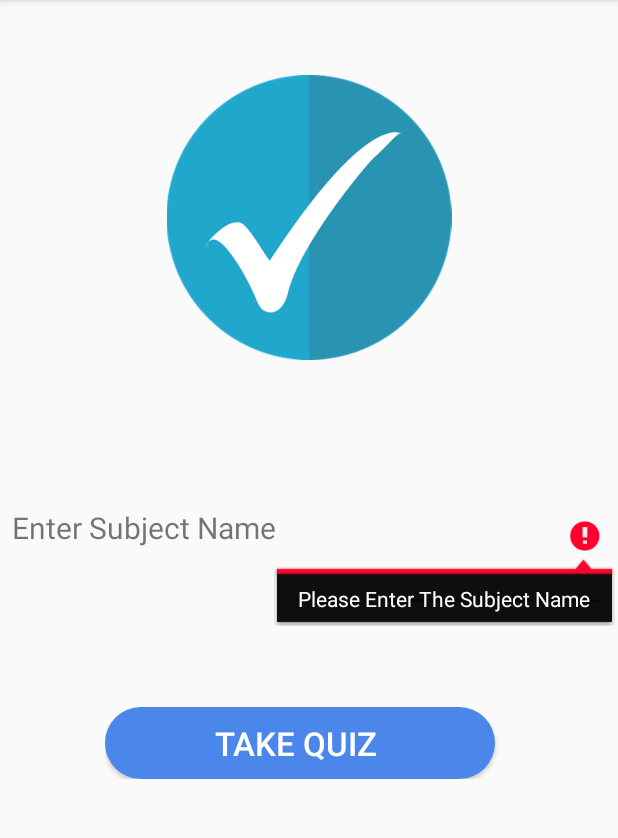
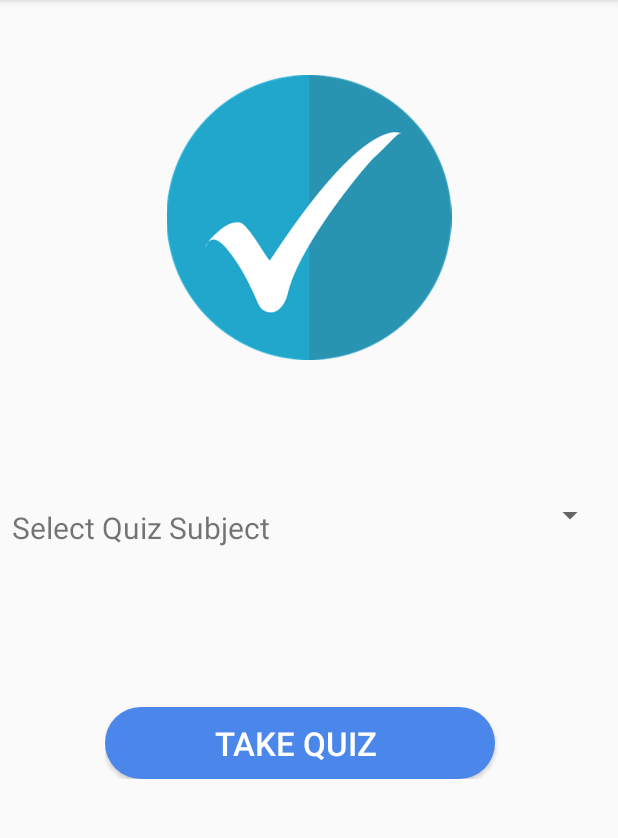
Before and after one commit to izza-tech/SmartClassroomUsingQR_code, an Android app: the SelectQuizSubject screen opened directly, with no data from a screen before it, after a tap on "TAKE QUIZ", on a phone screen of 412 x 824 dp, the part 84-922 px from its top. Run offline under Robolectric (Android 15) with nearby library versions, the phone set to English and light mode, and no system bars; our stand-ins replace Firebase (no records; nobody signed in at launch, a user with empty details on screens opened directly); 3 statements that could not run were skipped.

Commit message:
done all quiz part

```diff
--- a/app/src/main/AndroidManifest.xml
+++ b/app/src/main/AndroidManifest.xml
@@ -20,7 +20,10 @@
         <activity android:name=".SelectSubjectForResult" />
         <activity android:name=".QuizResult" />
         <activity android:name=".PerformQuiz" />
-        <activity android:name=".SelectQuizSubject" />
+        <activity android:name=".SelectQuizSubject">
+
+        </activity>
+
         <activity android:name=".GenerateMcqs" />
         <activity android:name=".CreateQuiz" />
         <activity android:name=".ViewNotifications" />
--- a/app/src/main/java/com/example/smartclassroomusingqr_code/QuizResult.java
+++ b/app/src/main/java/com/example/smartclassroomusingqr_code/QuizResult.java
@@ -42,7 +42,7 @@ public class QuizResult extends AppCompatActivity {
         final String currentuser = FirebaseAuth.getInstance().getCurrentUser().getUid();
         final String uemail = FirebaseAuth.getInstance().getCurrentUser().getEmail();
         if(currentuser!=null){
-            dref.child( "Student_Profiles" ).child( currentuser ).addValueEventListener( new ValueEventListener() {
+            dref.child( "Student_Profiles" ).child( currentuser ).addListenerForSingleValueEvent( new ValueEventListener() {
                 @Override
                 public void onDataChange(@NonNull DataSnapshot dataSnapshot) {
                 profiledata data = dataSnapshot.getValue(profiledata.class);
@@ -68,9 +68,11 @@ public class QuizResult extends AppCompatActivity {
             Toast.makeText( getApplicationContext() ,"Please complete profile before performing Quiz!" ,Toast.LENGTH_LONG).show();
 
         }
+
         questions.setText( totals );
         correctAns.setText( correct );
         wrongAns.setText( wrong );
+
         btnopen.setOnClickListener( new View.OnClickListener() {
             @Override
             public void onClick(View view) {
--- a/app/src/main/java/com/example/smartclassroomusingqr_code/SelectQuizSubject.java
+++ b/app/src/main/java/com/example/smartclassroomusingqr_code/SelectQuizSubject.java
@@ -4,22 +4,36 @@ import androidx.annotation.NonNull;
 import androidx.appcompat.app.AppCompatActivity;
 
 import android.content.Intent;
+import android.graphics.Color;
 import android.os.Bundle;
 import android.view.View;
+import android.widget.AdapterView;
+import android.widget.ArrayAdapter;
 import android.widget.Button;
 import android.widget.EditText;
 import android.widget.Spinner;
+import android.widget.SpinnerAdapter;
+import android.widget.TextView;
 import android.widget.Toast;
 
+import com.google.android.gms.vision.L;
+import com.google.firebase.auth.FirebaseAuth;
 import com.google.firebase.database.DataSnapshot;
 import com.google.firebase.database.DatabaseError;
 import com.google.firebase.database.DatabaseReference;
 import com.google.firebase.database.FirebaseDatabase;
 import com.google.firebase.database.ValueEventListener;
 
+import java.util.ArrayList;
+import java.util.List;
+
 public class SelectQuizSubject extends AppCompatActivity {
-    EditText txtSub;
+    Spinner txtSub;
     Button btnTakeQuiz;
+    ValueEventListener listener;
+    ArrayAdapter<String> adapter;
+    ArrayList<String> QuizSubject;
+
     DatabaseReference dref= FirebaseDatabase.getInstance().getReference();
 
     @Override
@@ -27,52 +41,73 @@ public class SelectQuizSubject extends AppCompatActivity {
         super.onCreate( savedInstanceState );
         setContentView( R.layout.activity_select_quiz_subject );
 
-        txtSub = (EditText) findViewById( R.id.txtSubject );
+
         btnTakeQuiz=(Button)findViewById( R.id.btntakequiz );
+        txtSub=(Spinner) findViewById(R.id.txtSubject);
 
+        QuizSubject = new ArrayList<>();
+        adapter = new ArrayAdapter<>(this,android.R.layout.simple_spinner_dropdown_item,QuizSubject);
+        txtSub.setAdapter(adapter );
 
-//        dref.child( "QuizInfo" ).addValueEventListener( new ValueEventListener() {
+//        txtSub.setOnItemSelectedListener( new AdapterView.OnItemSelectedListener() {
 //            @Override
-//            public void onDataChange(@NonNull DataSnapshot dataSnapshot) {
-//                if(dataSnapshot.exists()){
+//            public void onItemSelected(AdapterView<?> parent, View view, int position, long id) {
+//                if (parent.getItemAtPosition( position ).equals( "ABC" ))
+//                {
 //
+//                }
+//                else {
+//                    String item = parent.getItemAtPosition( position ).toString();
+//                    Toast.makeText( SelectQuizSubject.this, "item"+item, Toast.LENGTH_SHORT ).show();
 //                }
 //            }
 //
 //            @Override
-//            public void onCancelled(@NonNull DatabaseError databaseError) {
+//            public void onNothingSelected(AdapterView<?> parent) {
 //
 //            }
 //        } );
+        retrivedata();
+
+
+
+
         btnTakeQuiz.setOnClickListener( new View.OnClickListener() {
             @Override
             public void onClick(View view) {
+                final String currentuser = FirebaseAuth.getInstance().getCurrentUser().getUid();
+                final String subject = txtSub.getSelectedItem().toString();
+                dref.child("QuizResult").child( subject ).child(currentuser).addListenerForSingleValueEvent( new ValueEventListener() {
+                    @Override
+                    public void onDataChange(@NonNull DataSnapshot dataSnapshot) {
+                    if(dataSnapshot.exists()) {
+                        Toast.makeText( getApplicationContext() , "You have already solve this quiz" , Toast.LENGTH_LONG ).show();
+                    }
+                    else{
+                        savedata();
+                    }
+                    }
 
-                savedata();
+                    @Override
+                    public void onCancelled(@NonNull DatabaseError databaseError) {
+
+                    }
+                } );
+                //savedata();
             }
 
-            private boolean savedata() {
+            private void savedata() {
 
-                final String subject = txtSub.getText().toString();
+              final String subject = txtSub.getSelectedItem().toString();
 
-                if(subject.isEmpty()){
-
-                    txtSub.setError( "Please Enter The Subject Name" );
-
-                }
-                else {
                     dref.child( "QuizQuestions" ).child( subject.toUpperCase() ).addValueEventListener( new ValueEventListener() {
                         @Override
                         public void onDataChange(@NonNull DataSnapshot dataSnapshot) {
                             if(dataSnapshot.hasChildren()) {
 
-                                Intent in = new Intent( SelectQuizSubject.this,PerformQuiz.class );
+                                Intent in = new Intent( SelectQuizSubject.this, PerformQuiz.class );
                                 in.putExtra( "subject", String.valueOf( subject ) );
                                 startActivity( in );
-                            }
-
-                            else {
-                                Toast.makeText( getApplicationContext() , "Sorry you dont have quiz" , Toast.LENGTH_LONG ).show();
                             }
                         }
 
@@ -85,9 +120,29 @@ public class SelectQuizSubject extends AppCompatActivity {
                     } );
                 }
 
-                return false;
+
 //
+
+        } );
+    }
+
+    public void retrivedata() {
+        listener =   dref.child( "QuizInfo" ).addValueEventListener( new ValueEventListener() {
+            @Override
+            public void onDataChange(@NonNull DataSnapshot dataSnapshot) {
+                for (DataSnapshot subject : dataSnapshot.getChildren()) {
+
+                    QuizSubject.add(subject.getKey().toUpperCase());
+                }
+                adapter.notifyDataSetChanged();
+
+            }
+
+            @Override
+            public void onCancelled(@NonNull DatabaseError databaseError) {
+
             }
         } );
+
     }
 }
--- a/app/src/main/res/layout/activity_generate_mcqs.xml
+++ b/app/src/main/res/layout/activity_generate_mcqs.xml
@@ -31,22 +31,24 @@
             android:layout_height="40dp"
             android:layout_alignParentLeft="true"
             android:paddingTop="10dp"
-            android:text=" "
+            android:text="PHYSICS "
             android:textSize="24sp"
             android:textStyle="bold" />
 
         <TextView
 
-            android:layout_width="220dp"
+            android:layout_width="wrap_content"
             android:layout_height="40dp"
             android:layout_alignParentRight="true"
             android:paddingTop="10dp"
             android:text="Total Mcq's : "
             android:textAlignment="textEnd"
+            android:layout_marginLeft="5dp"
             android:textSize="24sp"
             android:textStyle="bold" />
 
         <TextView
+
             android:id="@+id/txttotalquestion"
             android:layout_width="wrap_content"
             android:layout_height="40dp"
--- a/app/src/main/res/layout/activity_select_quiz_subject.xml
+++ b/app/src/main/res/layout/activity_select_quiz_subject.xml
@@ -26,18 +26,18 @@
             android:layout_width="wrap_content"
             android:layout_height="100dp"
             android:paddingTop="30dp"
-            android:text="Enter Subject Name"
+            android:text="Select Quiz Subject"
             android:layout_alignParentLeft="true"
             android:textSize="20sp"
-            /> >
-        <EditText
+            />
+
+        <Spinner
             android:id="@+id/txtSubject"
-            android:layout_marginTop="20dp"
             android:layout_height="100dp"
-            android:layout_width="150dp"
-            android:textSize="20sp"
+            android:paddingTop="20dp"
+            android:layout_marginTop="5dp"
+            android:layout_width="wrap_content"
             android:layout_alignParentRight="true"/>
-
 
 
     </RelativeLayout>
@@ -46,7 +46,8 @@
         android:layout_height="wrap_content"
         android:layout_marginTop="20dp"
         android:paddingTop="20dp"
-        android:paddingLeft="70dp">
+        android:paddingLeft="70dp"
+        >
 
         <Button
             android:id="@+id/btntakequiz"
--- a/app/src/main/res/values/strings.xml
+++ b/app/src/main/res/values/strings.xml
@@ -9,7 +9,7 @@
     <!-- TODO: Remove or change this placeholder text -->
     <string name="hello_blank_fragment">Hello blank fragment</string>
 
-
+    <string name="prompt">Select Subject</string>
     <string name="app_names">Profile Designs</string>
     <string name="title_activity_profile">Profile</string>
     <string name="action_settings">Settings</string>
```
Also changed, not shown: app/src/main/java/com/example/smartclassroomusingqr_code/PerformQuiz.java (+5 -3 lines), app/src/main/java/com/example/smartclassroomusingqr_code/studentProfileActivity.java (+0 -8 lines).
